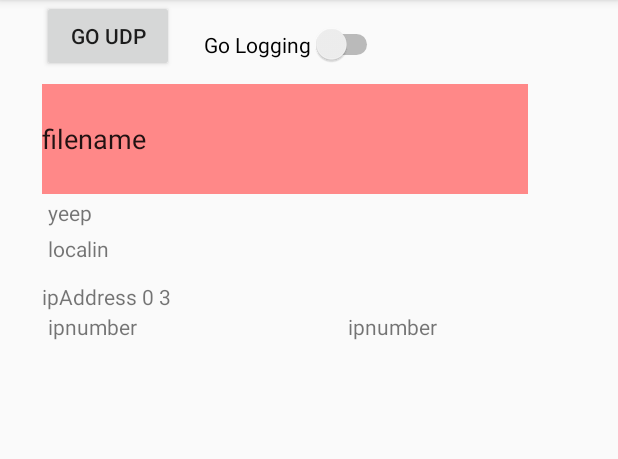
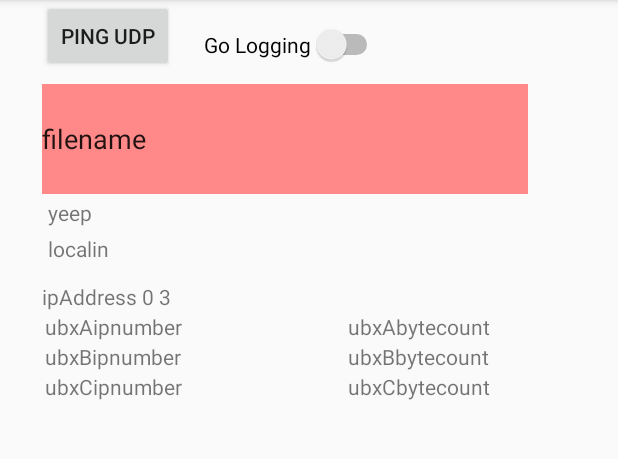
Before and after one commit to Future-Hangglider/Hanglog3, an Android app: the screen it shows after launch (LLog3), on a phone screen of 412 x 824 dp, the part 84-543 px from its top. Run offline under Robolectric (Android 15) with nearby library versions, the phone set to English and light mode, and no system bars.

Commit message:
triple UDP version

```diff
--- a/app/src/main/java/com/example/julian/hanglog3/LLog3.java
+++ b/app/src/main/java/com/example/julian/hanglog3/LLog3.java
@@ -28,16 +28,17 @@ public class LLog3 extends AppCompatActivity {
     TextView epicipnum;
     EditText epicfile;
 
-    String lepicipnumubx = null;
-    TextView epicipnumubx;
-    TextView epicubxwords;
+    String[] lepicipnumubx = new String[3];
+    TextView[] epicipnumubx = new TextView[3];
+    TextView[] epicubxbytes = new TextView[3];
 
     int nepic = 0;
     boolean bhotspotmode;
 
     ReadSensor readsensor;
     RecUDP recudp;
-    RecUBXUDP recubxudp;
+    RecUBXUDP[] recubxudp = new RecUBXUDP[3];
+
     FileOutputStream fostream;
     ImageView tiltyview;
     CurrentPos cpos = new CurrentPos();
@@ -55,8 +56,13 @@ public class LLog3 extends AppCompatActivity {
         epicipnum = (TextView)findViewById(R.id.epicipnum);
         epicfile = (EditText)findViewById(R.id.epicfile);
         tiltyview = (ImageView)findViewById(R.id.tiltyview); // too early to make tiltycanvas
-        epicipnumubx = (TextView)findViewById(R.id.epicipnumubx);
-        epicubxwords = (TextView)findViewById(R.id.epicubxwords);
+
+        epicipnumubx[0] = (TextView)findViewById(R.id.epicipnumubxA);
+        epicubxbytes[0] = (TextView)findViewById(R.id.epicubxbytesA);
+        epicipnumubx[1] = (TextView)findViewById(R.id.epicipnumubxB);
+        epicubxbytes[1] = (TextView)findViewById(R.id.epicubxbytesB);
+        epicipnumubx[2] = (TextView)findViewById(R.id.epicipnumubxC);
+        epicubxbytes[2] = (TextView)findViewById(R.id.epicubxbytesC);
 
         readsensor = new ReadSensor((SensorManager)getSystemService(Context.SENSOR_SERVICE),
                                     (LocationManager)getSystemService(Context.LOCATION_SERVICE));
@@ -70,8 +76,10 @@ public class LLog3 extends AppCompatActivity {
 
         recudp = new RecUDP(readsensor.phonesensorqueue, readsensor.mstampsensorD0, this);
         recudp.start();
-        recubxudp = new RecUBXUDP(recudp);
-        recubxudp.start();
+        for (int i = 0; i < 3; i++) {
+            recubxudp[i] = new RecUBXUDP(recudp, i);
+            recubxudp[i].start();
+        }
 
         Switch gologgingswitch = (Switch)findViewById(R.id.gologgingswitch);
         gologgingswitch.setOnCheckedChangeListener(new CompoundButton.OnCheckedChangeListener() {
--- a/app/src/main/java/com/example/julian/hanglog3/RecUDP.java
+++ b/app/src/main/java/com/example/julian/hanglog3/RecUDP.java
@@ -22,14 +22,18 @@ import java.util.Queue;
 import java.util.TimeZone;
 
 // Needs to use threads because socket.receive() hangs.
-// The UBX UDP has port 9020, and normal logging is on port 9019
+// The UBX UDP has ports 9020-2, and normal logging is on port 9019
 
 class RecUBXUDP extends Thread {
+    // separate threads, buw which go through RecUDP as the interface
     RecUDP recudp;
+    int ubxI;
+    String ubxILetter;
 
-    RecUBXUDP(RecUDP lrecudp)
-    {
+    RecUBXUDP(RecUDP lrecudp, int lubxI) {
         recudp = lrecudp;
+        ubxI = lubxI;
+        ubxILetter = (ubxI == 0 ? "A" : (ubxI == 1 ? "B" : "C"));
     }
 
     @Override
@@ -37,14 +41,14 @@ class RecUBXUDP extends Thread {
         while (true) {
             boolean bgood = false;
             try {
-                if (recudp.socketUBX != null) {
-                    recudp.socketUBX.receive(recudp.dpUBX); // this then timesout after 100
-                    recudp.llog3.lepicipnumubx = String.format("r %s:%d", recudp.dpUBX.getAddress().getHostAddress(), recudp.dpUBX.getPort());
-                    recudp.writefostreamUBX(recudp.dpUBX.getAddress().getHostAddress(), recudp.dpUBX.getData(), recudp.dpUBX.getLength());
+                if (recudp.socketUBX[ubxI] != null) {
+                    recudp.socketUBX[ubxI].receive(recudp.dpUBX[ubxI]); // this then timesout after 100
+                    recudp.llog3.lepicipnumubx[ubxI] = String.format("r%s %s:%d", ubxILetter, recudp.dpUBX[ubxI].getAddress().getHostAddress(), recudp.dpUBX[ubxI].getPort());
+                    recudp.writefostreamUBX(ubxI, recudp.dpUBX[ubxI].getAddress().getHostAddress(), recudp.dpUBX[ubxI].getData(), recudp.dpUBX[ubxI].getLength());
                     bgood = true;
                 }
             } catch (SocketTimeoutException e) {
-                Log.i("hanglog7ubx", String.valueOf(e));
+                ; //Log.i("hanglog7ubx", String.valueOf(e));
             } catch (SocketException e) {
                 Log.i("hhanglog5ubx", e.getMessage());
             } catch (IOException e) {
@@ -71,10 +75,10 @@ class RecUDP extends Thread {
     InetAddress iipnumpc = null;
     int port = 9019;
 
-    DatagramSocket socketUBX;
-    DatagramPacket dpUBX;
-    int portUBX = 9020;
-    int ubxbytesP = 0;
+    DatagramSocket[] socketUBX = new DatagramSocket[3];
+    DatagramPacket[] dpUBX = new DatagramPacket[3];
+    int[] portUBX = { 9020, 9021, 9022 };
+    int[] ubxbytesP = {0, 0, 0};
 
     InetAddress iipnumesp = null;
     int espport = 0;
@@ -82,8 +86,11 @@ class RecUDP extends Thread {
     long mstamp0 = 0;
     int fostreamlinesP = 0;
     int fostreamlines = 0;
+    String fname = null;
+    File fdata;
     FileOutputStream fostream = null;
-    FileOutputStream fostreamUBX = null;
+    File[] fdataUBX = new File[3];
+    FileOutputStream[] fostreamUBX = new FileOutputStream[3];
 
     Queue<String> phonesensorqueue = null;
     String mstampsensorD0;
@@ -107,50 +114,65 @@ class RecUDP extends Thread {
             Log.i("hhanglog22", e.getMessage());
         }
 
-        byte[] lMsg = new byte[200];
-        byte[] lMsgUBX = new byte[1900];
         try {
             socket = new DatagramSocket(port);
-            socket.setSoTimeout(100);
+            socket.setSoTimeout(800);
             //if (llog3.bhotspotmode)
             //    socket.bind(new InetSocketAddress(port));
 
-            socketUBX = new DatagramSocket(portUBX);
-            socketUBX.setSoTimeout(100);
+            for (int i = 0; i < 3; i++) {
+                socketUBX[i] = new DatagramSocket(portUBX[i]);
+                socketUBX[i].setSoTimeout(800);
+            }
 
         } catch (SocketException e) {
             Log.i("hhanglog15", e.getMessage());
             llog3.lepicipnum = "socketfail:"+e.getMessage();
         }
+        byte[] lMsg = new byte[200];
         dp = new DatagramPacket(lMsg, lMsg.length);
-        dpUBX = new DatagramPacket(lMsgUBX, lMsgUBX.length);
+        for (int i = 0; i < 3; i++) {
+            byte[] lMsgUBX = new byte[1900];
+            dpUBX[i] = new DatagramPacket(lMsgUBX, lMsgUBX.length);
+        }
     }
 
     // these two functions open and close the logging file
+    // * you need to disconnect from AndroidStudio before you can access the files from PC usb
     public String StartLogging() {
         File fdir = new File(Environment.getExternalStorageDirectory(), "hanglog");
-        //String currentDateandTime = new SimpleDateFormat("yyyy-MM-dd_HH-mm-ss").format(new Date());
+        //File fdir = Environment.getExternalStoragePublicDirectory(Environment.DIRECTORY_DOCUMENTS);
 
         TimeZone timeZoneUTC = TimeZone.getTimeZone("UTC");
         Calendar rightNow = Calendar.getInstance(timeZoneUTC);
+
+        SimpleDateFormat ddsdf = new SimpleDateFormat("ddHHmmss");
+        ddsdf.setTimeZone(timeZoneUTC);
+        File ddir = new File(fdir, ddsdf.format(rightNow.getTime()));
+        //String currentDateandTime = new SimpleDateFormat("yyyy-MM-dd_HH-mm-ss").format(new Date());
+
         SimpleDateFormat dsdf = new SimpleDateFormat("'hdata-'yyyy-MM-dd'_'HH-mm-ss");
         dsdf.setTimeZone(timeZoneUTC);
-        String fname = dsdf.format(rightNow.getTime());
-        File fdata = new File(fdir, fname+".log");
-        File fdataUBX = new File(fdir, fname+".ubx");
-
+        fname = dsdf.format(rightNow.getTime());
+        fdata = new File(ddir, fname+".log");
+        fdata.setReadable(true, false); // doesn't succeed at making it seen from PC, until the File Manager has poked it
+        fdataUBX[0] = new File(ddir, fname + "A.ubx");
+        fdataUBX[1] = new File(ddir, fname + "B.ubx");
+        fdataUBX[2] = new File(ddir, fname + "C.ubx");
         fostreamlinesP = 0;
         fostreamlines = 0;
-        ubxbytesP = 0;
+        ubxbytesP[0] = 0;
+        ubxbytesP[1] = 0;
+        ubxbytesP[2] = 0;
 
         try {
-            fdir.mkdirs();
+            ddir.mkdirs();
             fostream = new FileOutputStream(fdata);
             String header = "HangPhoneUDPlog "+fname+"\n\n";
             fostream.write(header.getBytes(), 0, header.length());
             Log.i("hhanglogFFout", String.valueOf(fdata));
-            fostreamUBX = new FileOutputStream(fdataUBX);
-
+            for (int i = 0; i < 3; i++)
+                fostreamUBX[i] = null;
         } catch (FileNotFoundException e) {
             Log.i("hhanglogFF", String.valueOf(e));
             return (e.toString() + " Please set storage permissions");
@@ -180,9 +202,11 @@ class RecUDP extends Thread {
                 return (e.toString() + " Please set storage permissions");
             }
         }
-        if (fostreamUBX != null) {
-            FileOutputStream lfostreamUBX = fostreamUBX;
-            fostreamUBX = null;
+        for (int i = 0; i < 3; i++) {
+            FileOutputStream lfostreamUBX = fostreamUBX[i];
+            if (lfostreamUBX != null) {
+                fostreamUBX[i] = null;
+                fdataUBX[i] = null;
                 try {
                     lfostreamUBX.flush();
                     lfostreamUBX.close();
@@ -191,15 +215,22 @@ class RecUDP extends Thread {
                     return (e.toString() + " Please set storage permissions");
                 }
             }
+        }
         return "closed";
     }
 
     // this is where we separate out multiple UBX streams from different ipnumbers
-    public void writefostreamUBX(String epicipnumUBX, byte[] data, int leng) throws IOException {
-        ubxbytesP += leng;
-        FileOutputStream lfostreamUBX = fostreamUBX; // protect null pointers from thread conditions
+    public void writefostreamUBX(int ubxI, String epicipnumUBX, byte[] data, int leng) throws IOException {
+        try {
+        if ((fdataUBX[ubxI] != null) && (fostreamUBX[ubxI] == null) && (ubxbytesP[ubxI] == 0))
+            fostreamUBX[ubxI] = new FileOutputStream(fdataUBX[ubxI]);
+        } catch (FileNotFoundException e) {
+            Log.i("hhanglogFFu", String.valueOf(e));
+        }
+        FileOutputStream lfostreamUBX = fostreamUBX[ubxI];
         if (lfostreamUBX != null)
             lfostreamUBX.write(data, 0, leng);
+        ubxbytesP[ubxI] += leng;
     }
 
     public void writefostream(byte[] data, int leng) throws IOException {
@@ -220,6 +251,7 @@ class RecUDP extends Thread {
             lengE = leng;
         }
 
+
         if ((mstamp > mstamp0)) {
             final String dstringP = (dataP != null ? new String(dataP, 0, lengP) : null);
             dataP = null;
@@ -239,11 +271,13 @@ class RecUDP extends Thread {
                         llog3.lepicipnum = null;
                     }
 
-                    if (llog3.lepicipnumubx != null) {
-                        llog3.epicipnumubx.setText(llog3.lepicipnumubx);
-                        llog3.lepicipnumubx = null;
-                    };
-                    llog3.epicubxwords.setText(String.format("UBX(%d)", ubxbytesP));
+                    for (int i = 0; i < 3; i++) {
+                        if (llog3.lepicipnumubx[i] != null) {
+                            llog3.epicipnumubx[i].setText(llog3.lepicipnumubx[i]);
+                            llog3.lepicipnumubx[i] = null;
+                        }
+                        llog3.epicubxbytes[i].setText(String.format("UBX(%d)", ubxbytesP[i]));
+                    }
                 }
             });
             mstamp0 = mstamp + 250;
@@ -282,7 +316,7 @@ class RecUDP extends Thread {
                     bgood = true;
                 }
             } catch (SocketTimeoutException e) {
-                Log.i("hanglog7", String.valueOf(e));
+                ; //Log.i("hanglog7", String.valueOf(e));
             } catch (SocketException e) {
                 Log.i("hhanglog5", e.getMessage());
             } catch (IOException e) {
--- a/app/src/main/res/layout/activity_llog3.xml
+++ b/app/src/main/res/layout/activity_llog3.xml
@@ -11,7 +11,7 @@
         android:layout_width="wrap_content"
         android:layout_height="wrap_content"
         android:layout_marginLeft="28dp"
-        android:text="Go UDP"
+        android:text="Ping UDP"
         app:layout_constraintLeft_toLeftOf="parent"
         app:layout_constraintTop_toTopOf="parent" />
 
@@ -55,30 +55,83 @@
         app:layout_constraintTop_toTopOf="parent" />
 
     <TextView
-        android:id="@+id/epicipnumubx"
+        android:id="@+id/epicipnumubxA"
         android:layout_width="187dp"
         android:layout_height="20dp"
-        android:layout_marginStart="32dp"
+        android:layout_marginStart="30dp"
         android:layout_marginTop="208dp"
         android:ems="10"
         android:inputType="textLongMessage"
-        android:text="ipnumber"
+        android:text="ubxAipnumber"
         app:layout_constraintLeft_toLeftOf="parent"
         app:layout_constraintStart_toStartOf="parent"
         app:layout_constraintTop_toTopOf="parent" />
 
     <TextView
-        android:id="@+id/epicubxwords"
+        android:id="@+id/epicubxbytesA"
         android:layout_width="134dp"
         android:layout_height="21dp"
         android:layout_marginStart="232dp"
         android:layout_marginTop="208dp"
         android:ems="10"
         android:inputType="textLongMessage"
-        android:text="ipnumber"
+        android:text="ubxAbytecount"
         app:layout_constraintLeft_toLeftOf="parent"
         app:layout_constraintStart_toStartOf="parent"
         app:layout_constraintTop_toTopOf="parent" />
+
+    <TextView
+        android:id="@+id/epicipnumubxB"
+        android:layout_width="187dp"
+        android:layout_height="20dp"
+        android:layout_marginStart="30dp"
+        android:layout_marginTop="228dp"
+        android:ems="10"
+        android:inputType="textLongMessage"
+        android:text="ubxBipnumber"
+        app:layout_constraintLeft_toLeftOf="parent"
+        app:layout_constraintStart_toStartOf="parent"
+        app:layout_constraintTop_toTopOf="parent" />
+
+    <TextView
+        android:id="@+id/epicubxbytesB"
+        android:layout_width="134dp"
+        android:layout_height="21dp"
+        android:layout_marginStart="232dp"
+        android:layout_marginTop="228dp"
+        android:ems="10"
+        android:inputType="textLongMessage"
+        android:text="ubxBbytecount"
+        app:layout_constraintLeft_toLeftOf="parent"
+        app:layout_constraintStart_toStartOf="parent"
+        app:layout_constraintTop_toTopOf="parent" />
+
+    <TextView
+        android:id="@+id/epicipnumubxC"
+        android:layout_width="187dp"
+        android:layout_height="20dp"
+        android:layout_marginStart="30dp"
+        android:layout_marginTop="248dp"
+        android:ems="10"
+        android:inputType="textLongMessage"
+        android:text="ubxCipnumber"
+        app:layout_constraintLeft_toLeftOf="parent"
+        app:layout_constraintStart_toStartOf="parent"
+        app:layout_constraintTop_toTopOf="parent" />
+
+    <TextView
+        android:id="@+id/epicubxbytesC"
+        android:layout_width="134dp"
+        android:layout_height="21dp"
+        android:layout_marginStart="232dp"
+        android:layout_marginTop="248dp"
+        android:ems="10"
+        android:inputType="textLongMessage"
+        android:text="ubxCbytecount"
+        app:layout_constraintLeft_toLeftOf="parent"
+        app:layout_constraintStart_toStartOf="parent"
+        app:layout_constraintTop_toTopOf="parent" />
+
 
     <EditText
         android:id="@+id/epicfile"
@@ -111,7 +164,7 @@
         android:layout_width="275dp"
         android:layout_height="182dp"
         android:layout_marginStart="52dp"
-        android:layout_marginTop="244dp"
+        android:layout_marginTop="280dp"
         app:layout_constraintLeft_toLeftOf="parent"
         app:layout_constraintStart_toStartOf="parent"
         app:layout_constraintTop_toTopOf="parent" />
```
Lines whose indentation alone changed are shown as unchanged.
